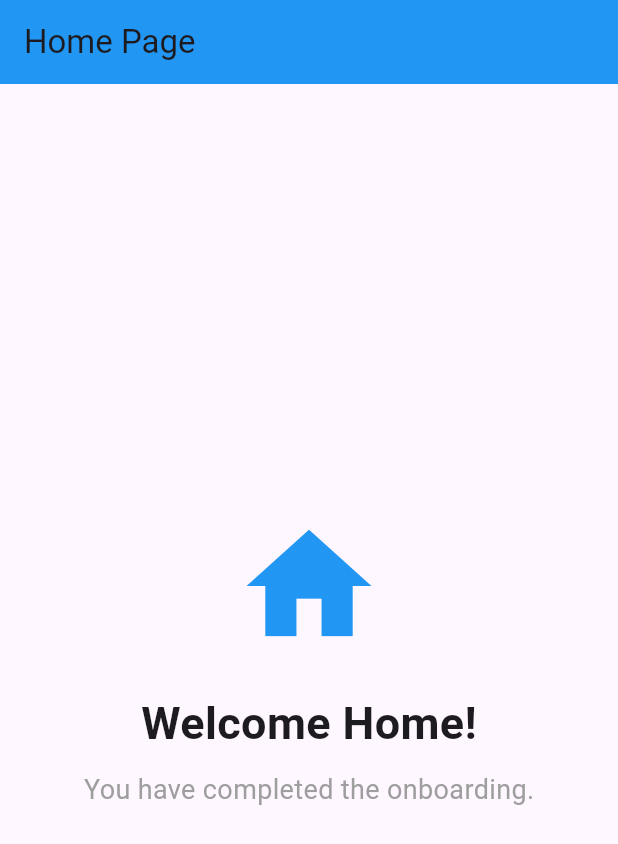
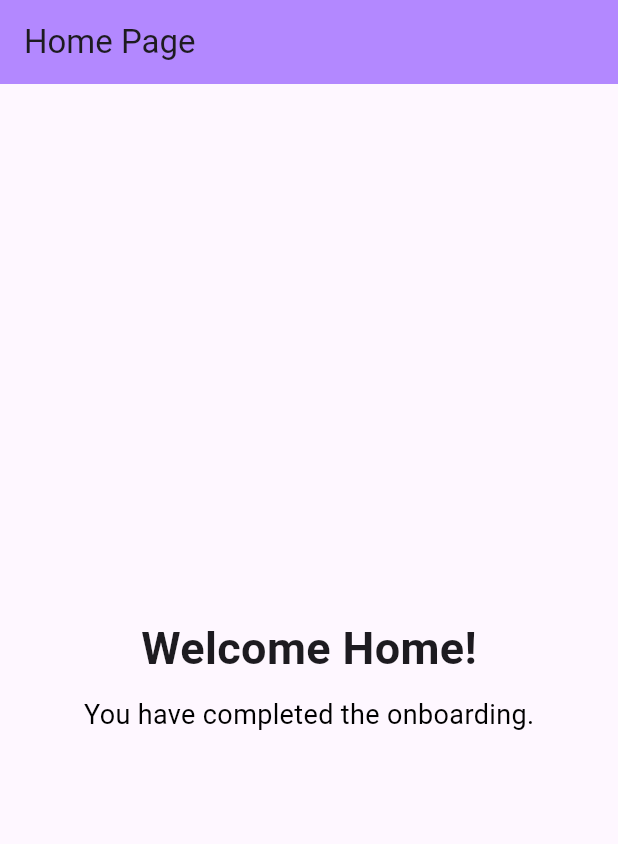
Before and after one commit to thaisangdang/flutter_onboarding_screens_ui, a Flutter app: the screen it shows after launch, after a tap on "Skip", after a tap on "Done", on a phone screen of 412 x 824 dp. Shown: the top 844 px of the screen. Run offline on Flutter 3.47's test engine with Material 3 defaults, Android fonts, the phone set to English and light mode, and no system bars; our stand-ins replace smooth_page_indicator.

Commit message:
Update colors, readme and screenshots

```diff
--- a/lib/home_page.dart
+++ b/lib/home_page.dart
@@ -8,7 +8,7 @@ class HomePage extends StatelessWidget {
     return Scaffold(
       appBar: AppBar(
         title: const Text('Home Page'),
-        backgroundColor: Colors.blue,
+        backgroundColor: Colors.deepPurpleAccent[100],
         // AutomaticallyImplyLeading is true by default,
         // but since we used pushReplacement, no back arrow appears.
       ),
@@ -16,11 +16,6 @@ class HomePage extends StatelessWidget {
         child: Column(
           mainAxisAlignment: MainAxisAlignment.center,
           children: [
-            Icon(
-              Icons.home,
-              size: 100,
-              color: Colors.blue,
-            ),
             SizedBox(height: 20),
             Text(
               'Welcome Home!',
@@ -32,7 +27,7 @@ class HomePage extends StatelessWidget {
             SizedBox(height: 10),
             Text(
               'You have completed the onboarding.',
-              style: TextStyle(fontSize: 18, color: Colors.grey),
+              style: TextStyle(fontSize: 18, color: Colors.black),
             ),
           ],
         ),
--- a/lib/intro_screens/intro_page_1.dart
+++ b/lib/intro_screens/intro_page_1.dart
@@ -6,14 +6,21 @@ class IntroPage1 extends StatelessWidget {
   @override
   Widget build(BuildContext context) {
     return Container(
-      color: Colors.pink[100],
+      color: Colors.deepPurpleAccent[100],
       child: const Center(
         child: Column(
           mainAxisAlignment: MainAxisAlignment.center,
           children: [
             Icon(Icons.waving_hand, size: 100, color: Colors.white),
             SizedBox(height: 20),
-            Text('HELLO WORLD', style: TextStyle(fontSize: 24, fontWeight: FontWeight.bold, color: Colors.white)),
+            Text(
+              'STEP 01',
+              style: TextStyle(
+                fontSize: 24,
+                fontWeight: FontWeight.bold,
+                color: Colors.white,
+              ),
+            ),
           ],
         ),
       ),
--- a/lib/intro_screens/intro_page_2.dart
+++ b/lib/intro_screens/intro_page_2.dart
@@ -6,14 +6,21 @@ class IntroPage2 extends StatelessWidget {
   @override
   Widget build(BuildContext context) {
     return Container(
-      color: Colors.deepPurple[100],
+      color: Colors.deepPurpleAccent[400],
       child: const Center(
         child: Column(
           mainAxisAlignment: MainAxisAlignment.center,
           children: [
             Icon(Icons.waving_hand, size: 100, color: Colors.white),
             SizedBox(height: 20),
-            Text('HELLO WORLD', style: TextStyle(fontSize: 24, fontWeight: FontWeight.bold, color: Colors.white)),
+            Text(
+              'STEP 02',
+              style: TextStyle(
+                fontSize: 24,
+                fontWeight: FontWeight.bold,
+                color: Colors.white,
+              ),
+            ),
           ],
         ),
       ),
--- a/lib/intro_screens/intro_page_3.dart
+++ b/lib/intro_screens/intro_page_3.dart
@@ -6,14 +6,21 @@ class IntroPage3 extends StatelessWidget {
   @override
   Widget build(BuildContext context) {
     return Container(
-      color: Colors.lightBlue[100],
+      color: Colors.deepPurpleAccent[700],
       child: const Center(
         child: Column(
           mainAxisAlignment: MainAxisAlignment.center,
           children: [
             Icon(Icons.waving_hand, size: 100, color: Colors.white),
             SizedBox(height: 20),
-            Text('HELLO WORLD', style: TextStyle(fontSize: 24, fontWeight: FontWeight.bold, color: Colors.white)),
+            Text(
+              'STEP 03',
+              style: TextStyle(
+                fontSize: 24,
+                fontWeight: FontWeight.bold,
+                color: Colors.white,
+              ),
+            ),
           ],
         ),
       ),
--- a/lib/onboarding_screen.dart
+++ b/lib/onboarding_screen.dart
@@ -52,7 +52,10 @@ class _OnBoardingScreenState extends State<OnBoardingScreen> {
                   onTap: () {
                     _controller.jumpToPage(2); // Jump to end
                   },
-                  child: const Text('Skip'),
+                  child: const Text(
+                    'Skip',
+                    style: TextStyle(color: Colors.white),
+                  ),
                 ),
 
                 // DOT INDICATOR
@@ -60,7 +63,7 @@ class _OnBoardingScreenState extends State<OnBoardingScreen> {
                   controller: _controller,
                   count: 3,
                   effect: const WormEffect( // Choose your effect: Worm, Slide, Scale, etc.
-                    activeDotColor: Colors.deepPurple,
+                    activeDotColor: Colors.white,
                     dotColor: Colors.grey,
                   ),
                 ),
@@ -77,7 +80,10 @@ class _OnBoardingScreenState extends State<OnBoardingScreen> {
                             }),
                           );
                         },
-                        child: const Text('Done'),
+                        child: const Text(
+                          'Done',
+                          style: TextStyle(color: Colors.white),
+                        ),
                       )
                     : GestureDetector(
                         onTap: () {
@@ -86,7 +92,10 @@ class _OnBoardingScreenState extends State<OnBoardingScreen> {
                             curve: Curves.easeIn,
                           );
                         },
-                        child: const Text('Next'),
+                        child: const Text(
+                          'Next',
+                          style: TextStyle(color: Colors.white),
+                        ),
                       ),
               ],
             ),
```
Also changed, not shown: screenshot-1.png (added), screenshot-2.png (added), screenshot-3.png (added), screenshot-4.png (added), 1 other file.
